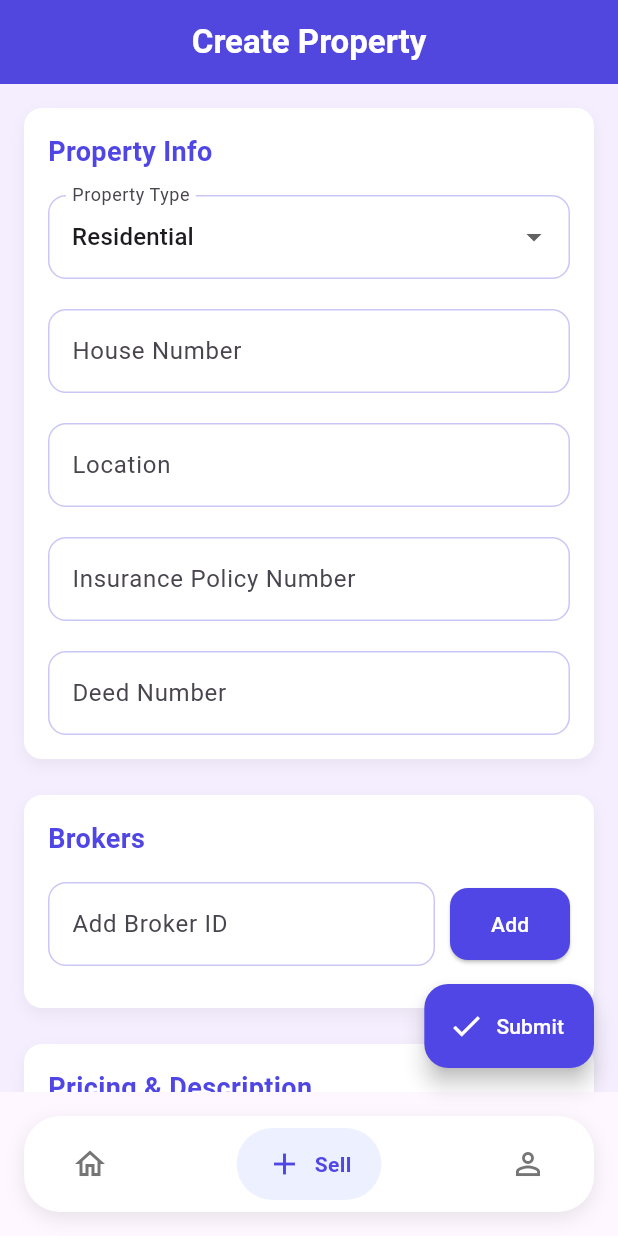
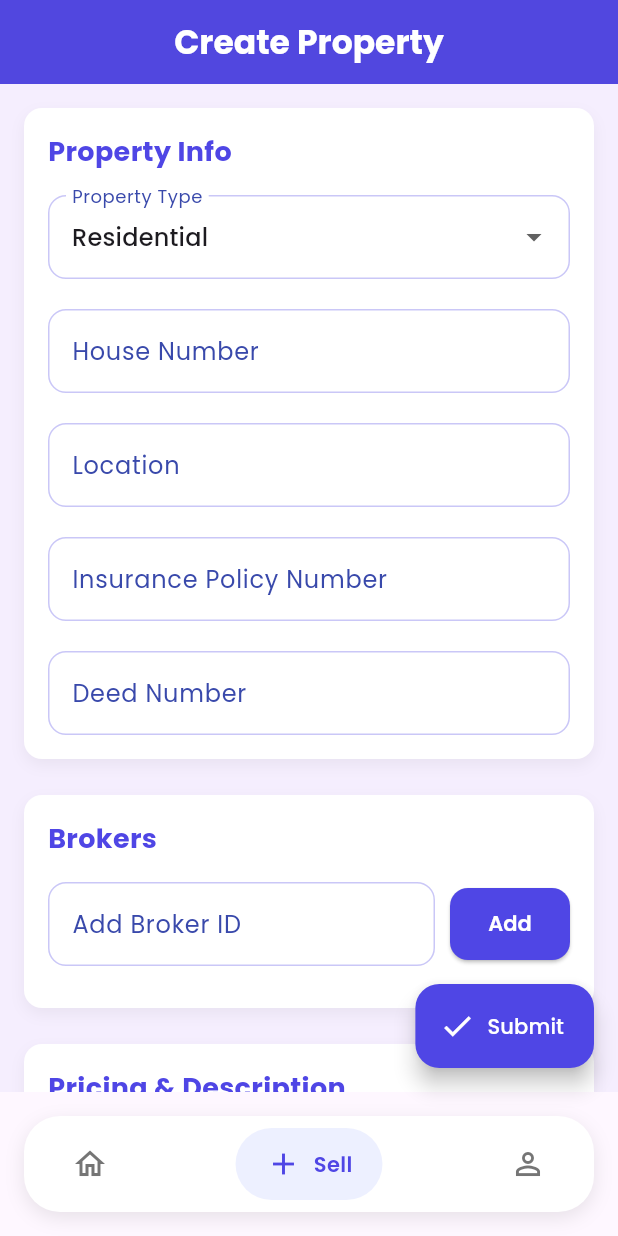
Before and after one commit to Mlindaamani/dalali_msomi_client, a Flutter app: the screen it shows after launch, item 2 of the bottom bar chosen, on a phone screen of 412 x 824 dp. Run offline on Flutter 3.47's test engine with Material 3 defaults, Android fonts, the light colour scheme and no system bars; drawn by our look-alikes of google_nav_bar; our stand-ins replace file_picker, flutter_secure_storage, google_fonts, image_picker, liquid_pull_to_refresh, permission_handler; network calls fail.

Commit message:
Add google fonts

```diff
--- a/lib/main.dart
+++ b/lib/main.dart
@@ -1,6 +1,8 @@
 import 'package:fixy/providers/profile_provider.dart';
 import 'package:fixy/providers/property_provider.dart';
+import 'package:fixy/providers/stepper_provider.dart';
 import 'package:flutter/material.dart';
+import 'package:google_fonts/google_fonts.dart';
 import 'package:provider/provider.dart';
 import 'package:fixy/providers/auth_provider.dart';
 import 'package:fixy/routes/fixy_routes.dart';
@@ -9,6 +11,7 @@ import 'package:fixy/widgets/google_bottom_nav.dart';
 void main() async {
   WidgetsFlutterBinding.ensureInitialized();
   final authProvider = AuthProvider();
+  final stepperProvider = FormStepProvider();
   final profileProvider = ProfileProvider();
   final propertyProvider = PropertyProvider();
   await authProvider.loadAuthState();
@@ -19,6 +22,7 @@ void main() async {
         ChangeNotifierProvider<AuthProvider>.value(value: authProvider),
         ChangeNotifierProvider<ProfileProvider>.value(value: profileProvider),
         ChangeNotifierProvider<PropertyProvider>.value(value: propertyProvider),
+        ChangeNotifierProvider<FormStepProvider>.value(value: stepperProvider),
       ],
       child: const Fixy(),
     ),
@@ -33,8 +37,42 @@ class Fixy extends StatelessWidget {
     return MaterialApp(
       debugShowCheckedModeBanner: false,
       title: 'Fixy',
-      theme: ThemeData(primarySwatch: Colors.indigo),
-      home: const GoogleBottomNavBar(),
+      theme: ThemeData(
+        primaryColor: Colors.indigo[600],
+        hintColor: Colors.indigoAccent,
+        textTheme: GoogleFonts.poppinsTextTheme(),
+        elevatedButtonTheme: ElevatedButtonThemeData(
+          style: ElevatedButton.styleFrom(
+            foregroundColor: Colors.white,
+            backgroundColor: Colors.indigo[600],
+            shape: RoundedRectangleBorder(
+              borderRadius: BorderRadius.circular(12),
+            ),
+            padding: EdgeInsets.symmetric(horizontal: 24, vertical: 12),
+            textStyle: GoogleFonts.poppins(fontWeight: FontWeight.w600),
+          ),
+        ),
+        inputDecorationTheme: InputDecorationTheme(
+          border: OutlineInputBorder(
+            borderRadius: BorderRadius.circular(12),
+            borderSide: BorderSide(color: Colors.indigo[600]!),
+          ),
+          focusedBorder: OutlineInputBorder(
+            borderRadius: BorderRadius.circular(12),
+            borderSide: BorderSide(color: Colors.indigoAccent, width: 2),
+          ),
+          labelStyle: GoogleFonts.poppins(color: Colors.indigo[600]),
+        ),
+        cardTheme: CardThemeData(
+          elevation: 4,
+          shape: RoundedRectangleBorder(
+            borderRadius: BorderRadius.circular(16),
+          ),
+          margin: EdgeInsets.symmetric(horizontal: 16, vertical: 8),
+        ),
+      ),
+
+      home: GoogleBottomNavBar(),
       routes: routes,
     );
   }
--- a/lib/providers/property_provider.dart
+++ b/lib/providers/property_provider.dart
@@ -2,7 +2,6 @@ import 'dart:typed_data';
 import 'package:file_picker/file_picker.dart';
 import 'package:fixy/services/property_service.dart';
 import 'package:flutter/material.dart';
-import 'package:permission_handler/permission_handler.dart';
 
 class PropertyProvider with ChangeNotifier {
   final PropertyService _propertyService = PropertyService();
@@ -63,10 +62,6 @@ class PropertyProvider with ChangeNotifier {
       _propertyImages.addAll(result.files);
       notifyListeners();
     }
-  }
-
-  Future<void> requestPermissions() async {
-    await [Permission.camera, Permission.storage].request();
   }
 
   Future<void> pickContractFile(String contractType) async {
--- a/lib/routes/fixy_routes.dart
+++ b/lib/routes/fixy_routes.dart
@@ -1,10 +1,12 @@
 import 'package:fixy/screen/auth/login_screen.dart';
 import 'package:fixy/screen/auth/register_screen.dart';
+import 'package:fixy/screen/stepper/actual_form.dart';
 import 'package:flutter/material.dart';
 
 final Map<String, WidgetBuilder> routes = {
   '/login': (context) => const LoginForm(),
   '/register': (context) => const RegistrationScreen(),
+  '/stepper': (context) => DalaliMsomiStepperForm(),
   // Add a not-found route
   '/not-found': (context) => Scaffold(
     body: Center(
--- a/lib/screen/profiles/owner/profile_screen.dart
+++ b/lib/screen/profiles/owner/profile_screen.dart
@@ -163,7 +163,7 @@ class ProfileScreen extends StatelessWidget {
                     Icons.settings,
                     'Settings',
                     onTap: () {
-                      Navigator.pushNamed(context, '/settings');
+                      Navigator.pushNamed(context, '/stepper');
                     },
                   ),
                   const SizedBox(height: 16),
--- a/lib/screen/property/property_list_screen.dart
+++ b/lib/screen/property/property_list_screen.dart
@@ -23,7 +23,6 @@ class _PropertyListScreenState extends State<PropertyListScreen> {
     'Commercial',
     'Industrial',
     'Rentals',
-    'PropertyList_on_charge',
   ];
 
   List<Property> _allProperties = [];
--- a/pubspec.yaml
+++ b/pubspec.yaml
@@ -17,6 +17,7 @@ dependencies:
   fluttertoast: ^8.2.12
   url_launcher: ^6.3.1
   google_nav_bar: ^5.0.7
+  google_fonts: 4.0.4
   flutter_secure_storage: ^8.0.0
   liquid_pull_to_refresh: ^3.0.1
   intl: ^0.20.2
```
Also changed, not shown: lib/providers/stepper_provider.dart (+6 -1 lines), lib/screen/stepper/actual_form.dart (added, +129 -0 lines), lib/screen/stepper/citizenship_info.dart (+5 -2 lines), lib/screen/stepper/preliminary_info.dart (+29 -11 lines), lib/screen/stepper/uploaded_files.dart (+52 -14 lines), pubspec.lock, 1 other file.
